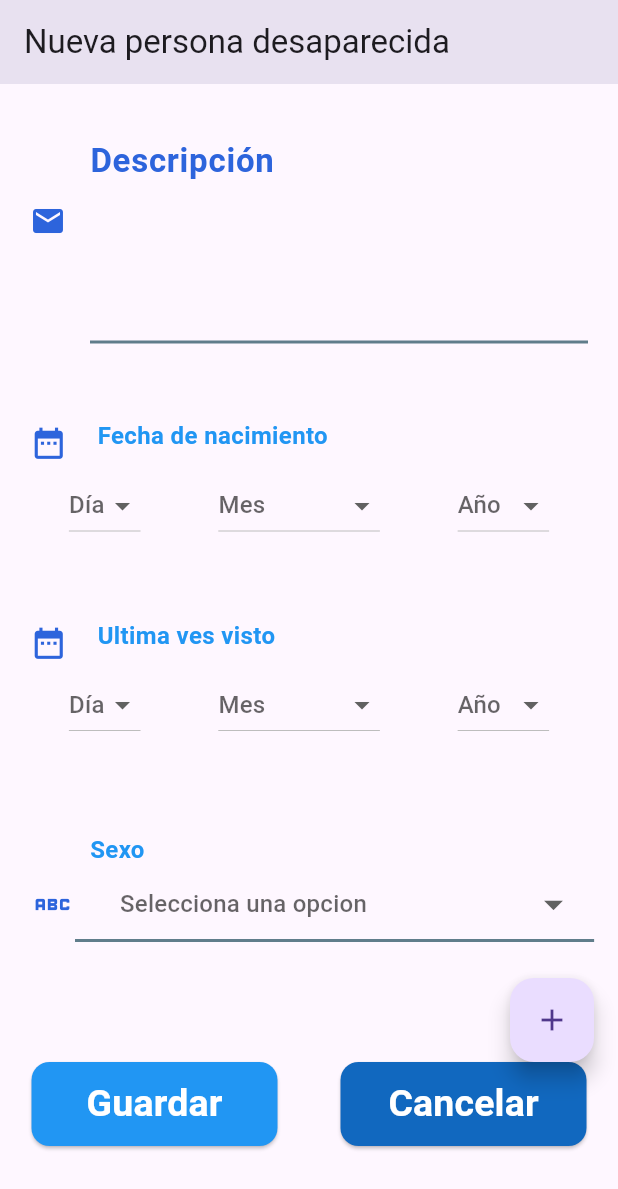
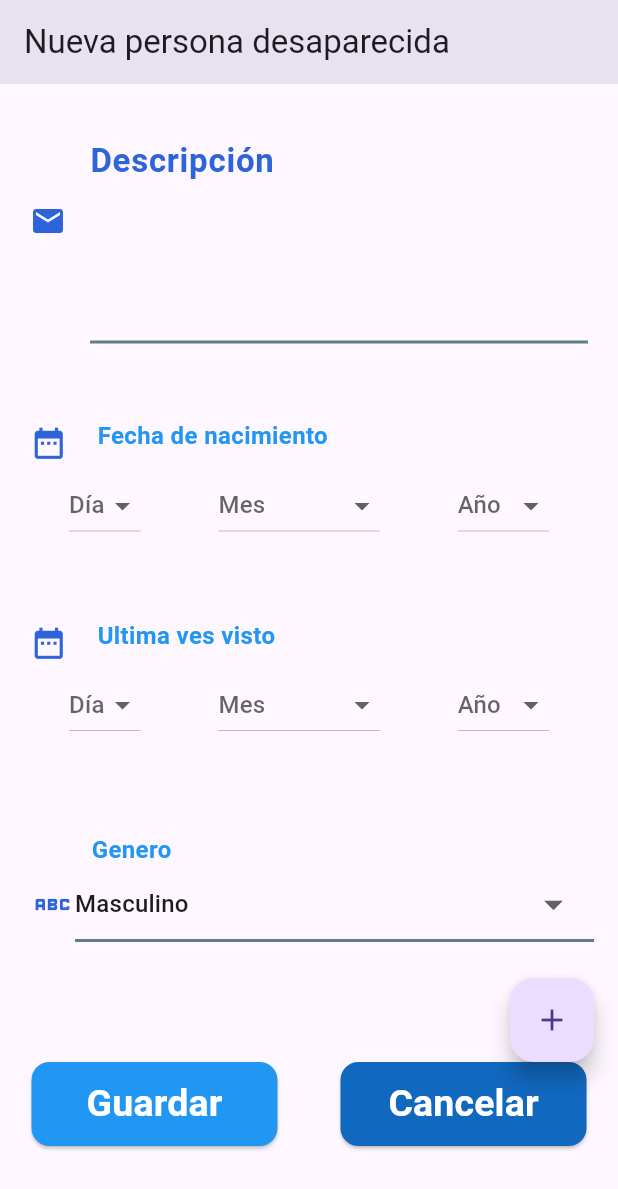
Before and after one commit to LuisCalleLazo/app_missing, a Flutter app: the MissingDetailPage screen opened by its route, scrolled down 220 dp, on a phone screen of 412 x 824 dp. Shown: the top 1189 px of the screen. Run offline on Flutter 3.47's test engine with Material 3 defaults, Android fonts, the light colour scheme and no system bars; our stand-ins replace dio, flutter_dotenv, flutter_secure_storage, go_router, visibility_detector; accounts and stored records are empty.

Commit message:
Add Auto Detail Inputs MissingDetailPage

```diff
--- a/lib/presentation/pages/missing/missing_detail_page.dart
+++ b/lib/presentation/pages/missing/missing_detail_page.dart
@@ -7,6 +7,7 @@ import 'package:app_missing/presentation/widgets/dropdown/dropdown_field_dev.dar
 import 'package:app_missing/presentation/widgets/input/input_date_dev.dart';
 import 'package:app_missing/presentation/widgets/input/input_detail_dev.dart';
 import 'package:app_missing/presentation/widgets/input/input_text_dev.dart';
+import 'package:app_missing/shared/constants/default_value.dart';
 import 'package:flutter/material.dart';
 import 'package:go_router/go_router.dart';
 import 'package:provider/provider.dart';
@@ -23,11 +24,11 @@ class MissingDetailPage extends StatefulWidget {
 
 class _MissingDetailPageState extends State<MissingDetailPage> {
   final InputControllerManager _inputManager = InputControllerManager();
-  final ValueNotifier<String?> dropdownGender = ValueNotifier<String?>(null);
-  final ValueNotifierManager<int?> valueManagerInt =
-      ValueNotifierManager<int?>();
-  final ValueNotifierManager<String?> valueManagerString =
-      ValueNotifierManager<String?>();
+
+  // Manejadores de dropdown
+  final valueManagerInt = ValueNotifierManager<int?>();
+  final valueManagerString = ValueNotifierManager<String?>();
+
   bool _isExpanded = false;
 
   void _toggleExpand() {
@@ -38,9 +39,39 @@ class _MissingDetailPageState extends State<MissingDetailPage> {
 
   @override
   Widget build(BuildContext context) {
+    final missingProvider = Provider.of<MissingProvider>(context);
+
+    // Vaiores por defecto
     double spaceSize = 30;
-    final missingProvider = Provider.of<MissingProvider>(context);
     double widthAll = MediaQuery.of(context).size.width;
+
+    DateTime birthDate = missingProvider.selectMissing.birthDate;
+    DateTime missingDate = missingProvider.selectMissing.missingDate;
+
+    if ((birthDate.day != missingDate.day) ||
+        (birthDate.month != missingDate.month) ||
+        (birthDate.year != missingDate.year)) {
+      // Valores por provider de fecha de nacimiento
+      valueManagerInt.setNotifierValue(
+          'date_day_birth', missingProvider.selectMissing.birthDate.day);
+      valueManagerString.setNotifierValue('date_month_birth',
+          monthsDefault[missingProvider.selectMissing.birthDate.month - 1]);
+      valueManagerInt.setNotifierValue(
+          'date_year_birth', missingProvider.selectMissing.birthDate.year);
+
+      // Valores por provider de fecha de ultima ves visto
+      valueManagerInt.setNotifierValue(
+          'date_day_last', missingProvider.selectMissing.missingDate.day);
+      valueManagerString.setNotifierValue('date_month_last',
+          monthsDefault[missingProvider.selectMissing.missingDate.month - 1]);
+      valueManagerInt.setNotifierValue(
+          'date_year_last', missingProvider.selectMissing.missingDate.year);
+    }
+
+    // Valor para seleccionar genero por defecto
+    valueManagerString.setNotifierValue('gender',
+        missingProvider.selectMissing.gender ? 'Masculino' : 'Femenino');
+
     return Scaffold(
       appBar: AppBar(
         title: Text(missingProvider.selectMissing.fullName),
@@ -70,24 +101,24 @@ class _MissingDetailPageState extends State<MissingDetailPage> {
           SizedBox(height: spaceSize),
           InputDateDev(
             label: "Fecha de nacimiento",
-            dropdownDay: valueManagerInt.getNotifier('firstDropdown'),
-            dropdownMonth: valueManagerString.getNotifier('firstDropdown'),
-            dropdownYear: valueManagerInt.getNotifier('firstDropdown'),
+            dropdownDay: valueManagerInt.getNotifier('date_day_birth'),
+            dropdownMonth: valueManagerString.getNotifier('date_month_birth'),
+            dropdownYear: valueManagerInt.getNotifier('date_year_birth'),
           ),
           SizedBox(height: spaceSize),
           InputDateDev(
             label: "Ultima ves visto",
-            dropdownDay: valueManagerInt.getNotifier('firstDropdown'),
-            dropdownMonth: valueManagerString.getNotifier('firstDropdown'),
-            dropdownYear: valueManagerInt.getNotifier('firstDropdown'),
+            dropdownDay: valueManagerInt.getNotifier('date_day_last'),
+            dropdownMonth: valueManagerString.getNotifier('date_month_last'),
+            dropdownYear: valueManagerInt.getNotifier('date_year_last'),
           ),
           SizedBox(height: spaceSize),
           DropdownFieldDev(
             items: const ["Masculino", "Femenino"],
             text: "Selecciona una opcion",
             width: widthAll * 0.84,
-            label: "Sexo",
-            value: dropdownGender,
+            label: "Genero",
+            value: valueManagerString.getNotifier('gender'),
           ),
           Padding(
             padding: const EdgeInsets.symmetric(vertical: 60),
--- a/lib/presentation/provider/missing/missing_provider.dart
+++ b/lib/presentation/provider/missing/missing_provider.dart
@@ -25,6 +25,12 @@ class MissingProvider extends ChangeNotifier {
     notifyListeners();
   }
 
+  void setEmptyList() {
+    _missingDetails = [];
+    _isLoading = true;
+    notifyListeners();
+  }
+
   // Método para actualizar forCreate
   void setForCreate(bool value) {
     forCreate = value;
--- a/lib/presentation/screens/missing/missing_screen.dart
+++ b/lib/presentation/screens/missing/missing_screen.dart
@@ -17,7 +17,7 @@ class MissingScreen extends StatefulWidget {
 class _MissingScreenState extends State<MissingScreen> {
   bool _isDataLoaded = false;
 
-  void _loadData() {
+  _loadData() {
     final missingProvider =
         Provider.of<MissingProvider>(context, listen: false);
     if (!_isDataLoaded &&
@@ -48,7 +48,15 @@ class _MissingScreenState extends State<MissingScreen> {
         ),
         body: Consumer<MissingProvider>(
           builder: (context, missingProvider, child) {
-            return missingProvider.isLoading
+            return RefreshIndicator(
+              onRefresh: () async {
+                missingProvider.setEmptyList();
+                setState(() {
+                  _isDataLoaded = false;
+                  _loadData();
+                });
+              },
+              child: missingProvider.isLoading
                   ? const Center(child: CircularProgressIndicator())
                   : ListView.builder(
                       itemCount: missingProvider.missingDetails.length,
@@ -56,6 +64,7 @@ class _MissingScreenState extends State<MissingScreen> {
                         final detail = missingProvider.missingDetails[index];
                         return CardPersonDev(data: detail);
                       },
+                    ),
             );
           },
         ),
--- a/lib/presentation/services/input_controller_manager.dart
+++ b/lib/presentation/services/input_controller_manager.dart
@@ -8,6 +8,11 @@ class InputControllerManager {
       _controllers[name] = TextEditingController();
     }
     return _controllers[name]!;
+  }
+
+  void setControllerValue(String name, String value) {
+    final controller = getController(name);
+    controller.text = value;
   }
 
   void dispose() {
--- a/lib/presentation/services/value_notifier_manager.dart
+++ b/lib/presentation/services/value_notifier_manager.dart
@@ -10,6 +10,12 @@ class ValueNotifierManager<T> {
     return _notifiers[name]!;
   }
 
+  /// Asigna un valor a un [ValueNotifier]. Si no existe, lo crea.
+  void setNotifierValue(String name, T? value) {
+    final notifier = getNotifier(name);
+    notifier.value = value;
+  }
+
   void dispose() {
     for (var notifier in _notifiers.values) {
       notifier.dispose();
--- a/lib/presentation/widgets/dropdown/dropdown_dev.dart
+++ b/lib/presentation/widgets/dropdown/dropdown_dev.dart
@@ -23,6 +23,7 @@ class _DropdownDevState extends State<DropdownDev> {
   String? selectedValue;
   @override
   Widget build(BuildContext context) {
+    selectedValue ??= widget.value.value;
     return SizedBox(
       width: widget.width,
       height: widget.heigth,
@@ -57,8 +58,7 @@ class _DropdownDevState extends State<DropdownDev> {
                 widget.value.value = newValue;
               },
             );
-        },
-      ),
+          }),
     );
   }
 }
--- a/lib/presentation/widgets/dropdown/dropdown_field_dev.dart
+++ b/lib/presentation/widgets/dropdown/dropdown_field_dev.dart
@@ -23,8 +23,6 @@ class DropdownFieldDev extends StatefulWidget {
 }
 
 class _DropdownDefultState extends State<DropdownFieldDev> {
-  String? selectedValue;
-  final ValueNotifier<String?> value = ValueNotifier<String?>(null);
   @override
   Widget build(BuildContext context) {
     return Padding(
@@ -32,7 +30,7 @@ class _DropdownDefultState extends State<DropdownFieldDev> {
       child: Column(
         children: [
           Padding(
-            padding: const EdgeInsets.only(left: 40),
+            padding: const EdgeInsets.only(left: 41),
             child: Align(
               alignment: Alignment.centerLeft,
               child: Text(
@@ -59,7 +57,7 @@ class _DropdownDefultState extends State<DropdownFieldDev> {
                   items: widget.items,
                   text: widget.text,
                   width: widget.width,
-                  value: value,
+                  value: widget.value,
                 ),
               ),
             ],
--- a/lib/presentation/widgets/input/input_date_dev.dart
+++ b/lib/presentation/widgets/input/input_date_dev.dart
@@ -1,3 +1,4 @@
+import 'package:app_missing/shared/constants/default_value.dart';
 import 'package:flutter/material.dart';
 
 class InputDateDev extends StatefulWidget {
@@ -24,20 +25,6 @@ class _InputDateDevState extends State<InputDateDev> {
 
   // Listas para los valores de días, meses y años
   final List<int> days = List.generate(31, (index) => index + 1);
-  final List<String> months = [
-    'Enero',
-    'Febrero',
-    'Marzo',
-    'Abril',
-    'Mayo',
-    'Junio',
-    'Julio',
-    'Agosto',
-    'Septiembre',
-    'Octubre',
-    'Noviembre',
-    'Diciembre',
-  ];
   final List<int> years =
       List.generate(100, (index) => DateTime.now().year - index);
 
@@ -45,8 +32,12 @@ class _InputDateDevState extends State<InputDateDev> {
   int? selectedDay;
   String? selectedMonth;
   int? selectedYear;
+
   @override
   Widget build(BuildContext context) {
+    selectedDay ??= widget.dropdownDay.value;
+    selectedMonth ??= widget.dropdownMonth.value;
+    selectedYear ??= widget.dropdownYear.value;
     return Padding(
       padding: const EdgeInsets.symmetric(horizontal: 20.0, vertical: 10.0),
       child: Column(
@@ -77,12 +68,10 @@ class _InputDateDevState extends State<InputDateDev> {
                 hint: const Text("Día"),
                 value: selectedDay,
                 onChanged: (value) {
-                  setState(
-                    () {
+                  setState(() {
                     selectedDay = value;
                     widget.dropdownDay.value = value;
-                    },
-                  );
+                  });
                 },
                 items: days.map((day) {
                   return DropdownMenuItem<int>(
@@ -98,14 +87,12 @@ class _InputDateDevState extends State<InputDateDev> {
                 hint: const Text("Mes"),
                 value: selectedMonth,
                 onChanged: (value) {
-                  setState(
-                    () {
+                  setState(() {
                     selectedMonth = value;
                     widget.dropdownMonth.value = value;
+                  });
                 },
-                  );
-                },
-                items: months.map(
+                items: monthsDefault.map(
                   (month) {
                     return DropdownMenuItem<String>(
                       value: month,
@@ -121,12 +108,10 @@ class _InputDateDevState extends State<InputDateDev> {
                 hint: const Text("Año"),
                 value: selectedYear,
                 onChanged: (value) {
-                  setState(
-                    () {
+                  setState(() {
                     selectedYear = value;
                     widget.dropdownYear.value = value;
-                    },
-                  );
+                  });
                 },
                 items: years.map(
                   (year) {
--- a/lib/shared/constants/default_value.dart
+++ b/lib/shared/constants/default_value.dart
@@ -28,3 +28,18 @@ final defaultMissingDetail = MissingDetail(
   photosLeft: false,
   photosRigth: false,
 );
+
+final List<String> monthsDefault = [
+  'Enero',
+  'Febrero',
+  'Marzo',
+  'Abril',
+  'Mayo',
+  'Junio',
+  'Julio',
+  'Agosto',
+  'Septiembre',
+  'Octubre',
+  'Noviembre',
+  'Diciembre',
+];
```
Lines whose indentation alone changed are shown as unchanged.
